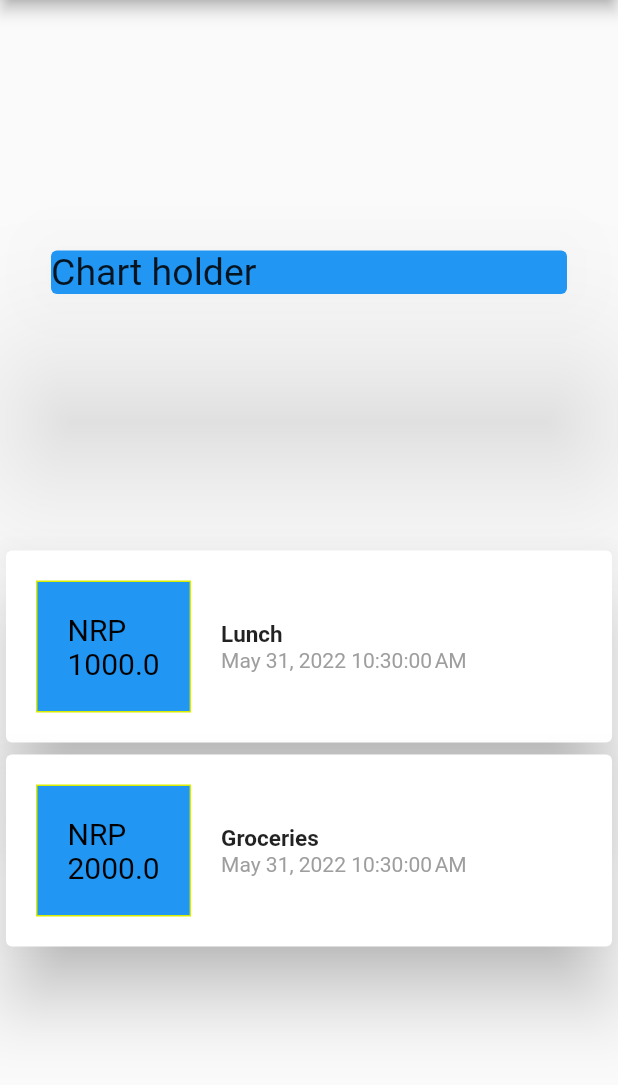
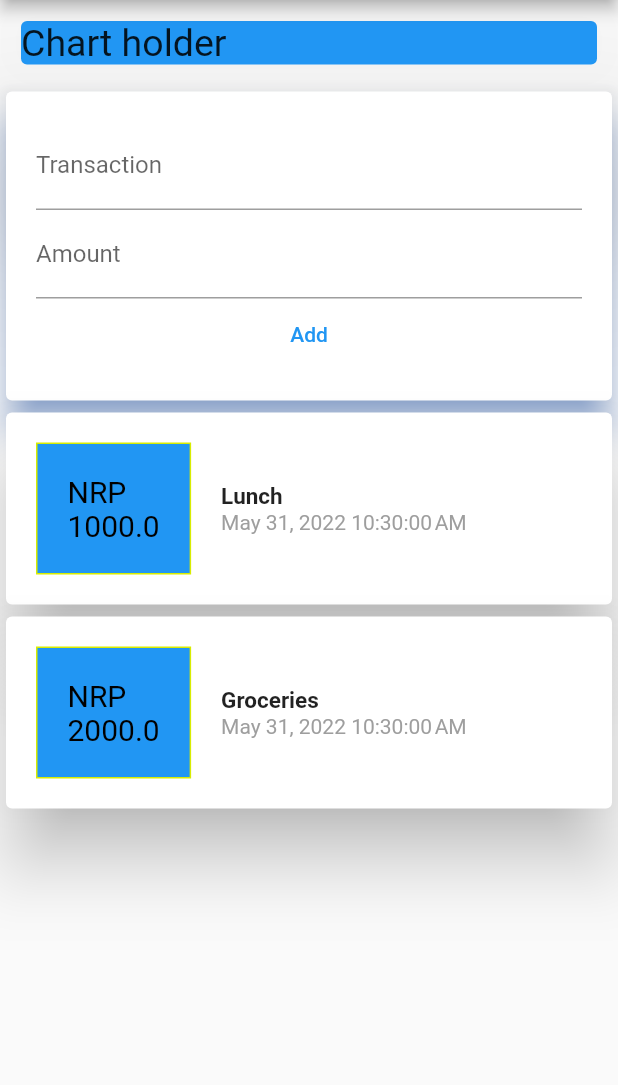
Before and after one commit to 076bct060/Personal-Expense, a Flutter app: the screen it shows after launch, on a phone screen of 412 x 824 dp, the part 84-1169 px from its top. Run offline on Flutter 3.47's test engine with Material 2 defaults, Android fonts, the phone set to English and light mode, and no system bars.

Commit message:
Input widget added

```diff
--- /dev/null
+++ b/lib/inputWidget.dart
@@ -0,0 +1,36 @@
+// ignore_for_file: prefer_const_constructors
+
+import 'package:flutter/material.dart';
+
+class InputWidget extends StatelessWidget {
+  Widget build(BuildContext context) {
+    return inputField();
+  }
+}
+
+Widget inputField() {
+  return Card(
+    elevation: 10,
+    borderOnForeground: true,
+    shadowColor: Colors.blueAccent,
+    child: Container(
+      padding: EdgeInsets.all(20),
+      child: Column(
+        // ignore: prefer_const_literals_to_create_immutables
+        children: [
+          TextField(
+              decoration: InputDecoration(
+            labelText: "Transaction",
+          )),
+          TextField(
+            decoration: InputDecoration(labelText: "Amount"),
+          ),
+          TextButton(
+            child: Text("Add"),
+            onPressed: () {},
+          )
+        ],
+      ),
+    ),
+  );
+}
--- a/lib/main.dart
+++ b/lib/main.dart
@@ -1,6 +1,8 @@
 // ignore_for_file: prefer_const_constructors, prefer_const_literals_to_create_immutables
 
 import 'package:flutter/material.dart';
+import 'package:personal_expense/inputWidget.dart';
+
 import 'package:personal_expense/transacionWidget.dart';
 import 'package:personal_expense/transaction.dart';
 
@@ -28,12 +30,10 @@ class HomePage extends StatelessWidget {
           title: Text("Personal Expense"),
         ),
         body: Column(
-          mainAxisAlignment: MainAxisAlignment.spaceEvenly,
           children: [
             Container(
                 width: double.infinity,
                 padding: EdgeInsets.all(10),
-                margin: EdgeInsets.all(20),
                 child: Card(
                   elevation: 50,
                   borderOnForeground: true,
@@ -44,11 +44,12 @@ class HomePage extends StatelessWidget {
                         TextStyle(fontSize: 25, fontWeight: FontWeight.normal),
                   ),
                 )),
+            InputWidget(),
             Column(
               children: transaction.map((tx) {
                 return TransactionWidget(tx);
               }).toList(),
-            )
+            ),
           ],
         ));
   }
```
